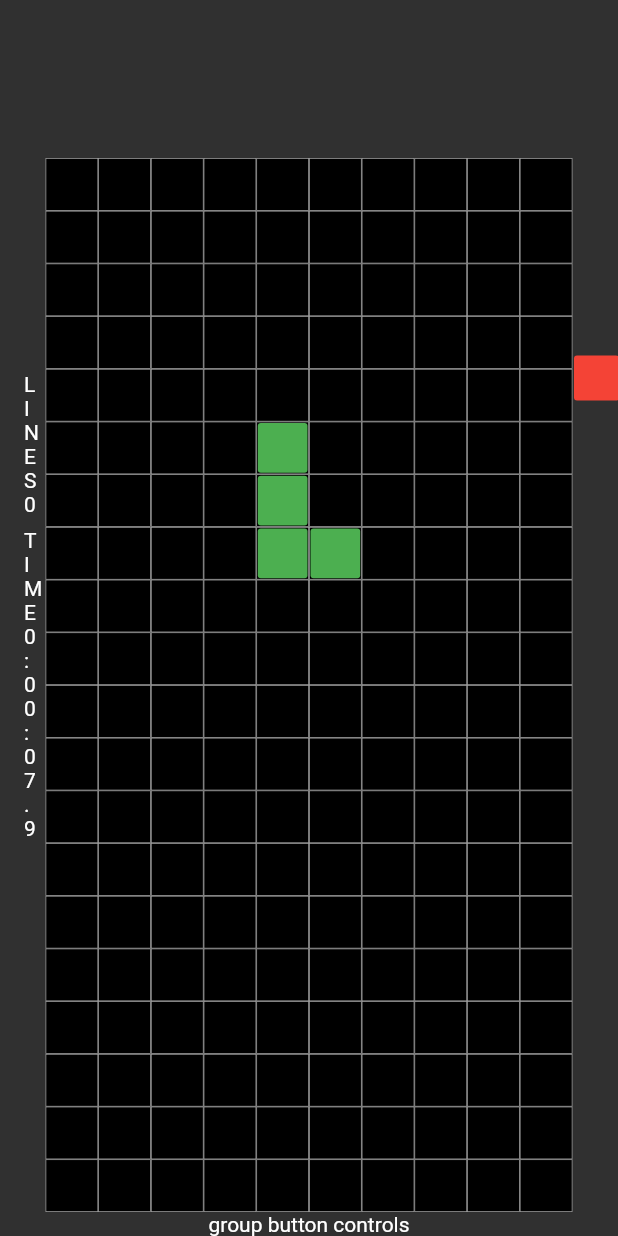
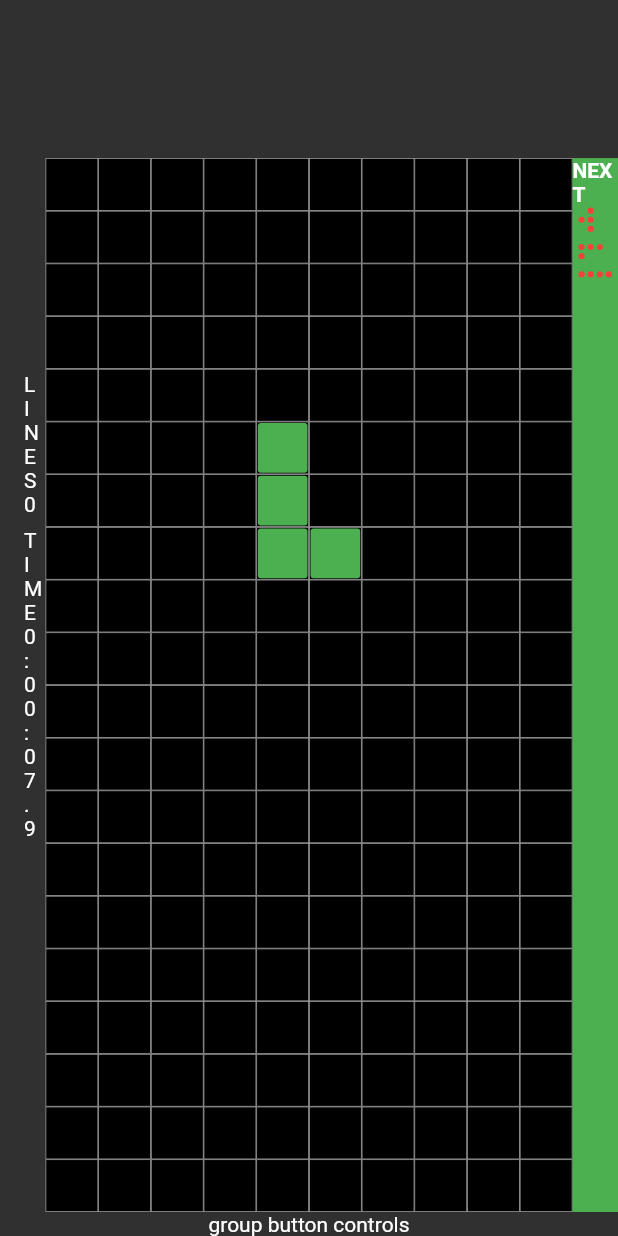
Before and after one commit to lvxduck/tetris-master, a Flutter app: the screen it shows after launch, on a phone screen of 412 x 824 dp. Run offline on Flutter 3.47's test engine with Material 2 defaults, Android fonts, the light colour scheme and no system bars.

Commit message:
init next blocks UI

```diff
--- a/lib/game/models/block.dart
+++ b/lib/game/models/block.dart
@@ -80,7 +80,7 @@ class IBlock extends Block {
             [Tile(0, 2), Tile(1, 2), Tile(2, 2), Tile(3, 2)],
           ],
           color: Colors.red,
-          orientationIndex: 0,
+          orientationIndex: orientationIndex,
         );
 }
 
--- a/lib/game/models/tile.dart
+++ b/lib/game/models/tile.dart
@@ -6,4 +6,9 @@ class Tile {
   int x;
   int y;
   Color color = Colors.red;
+
+  @override
+  String toString() {
+    return '$x, $y, $color';
+  }
 }
--- a/lib/game/pages/game/game.dart
+++ b/lib/game/pages/game/game.dart
@@ -1,11 +1,10 @@
 import 'dart:async';
 
 import 'package:flutter/material.dart';
-import 'package:tetris_master/game/models/block.dart';
 import 'package:tetris_master/game/pages/game/widgets/board.dart';
+import 'package:tetris_master/game/pages/game/widgets/next_blocks.dart';
 
 import '../../group_button_controls.dart';
-import 'widgets/block_widget.dart';
 
 class Game extends StatefulWidget {
   const Game({Key? key}) : super(key: key);
@@ -75,12 +74,11 @@ class _GameState extends State<Game> with SingleTickerProviderStateMixin {
                   ),
                 ),
                 Expanded(
-                  child: SizedBox(
-                    width: 80,
-                    height: 400,
-                    child: BlockWidget(
-                      block: TBlock(1),
-                      tileSize: 32,
+                  child: Align(
+                    alignment: Alignment.topLeft,
+                    child: NextBlocks(
+                      gameSize: gameSize,
+                      extraGameHeight: 3,
                     ),
                   ),
                 ),
--- a/lib/game/pages/game/widgets/block_widget.dart
+++ b/lib/game/pages/game/widgets/block_widget.dart
@@ -13,7 +13,10 @@ class BlockWidget extends StatelessWidget {
 
   @override
   Widget build(BuildContext context) {
-    return Stack(
+    return SizedBox(
+      width: tileSize * 4,
+      height: tileSize * 3,
+      child: Stack(
         children: block.currentTiles.map((e) {
           return Positioned(
             top: e.y * tileSize,
@@ -24,6 +27,7 @@ class BlockWidget extends StatelessWidget {
             ),
           );
         }).toList(),
+      ),
     );
   }
 }
--- /dev/null
+++ b/lib/game/pages/game/widgets/next_blocks.dart
@@ -0,0 +1,49 @@
+import 'package:flutter/material.dart';
+
+import '../../../models/block.dart';
+import 'block_widget.dart';
+
+class NextBlocks extends StatelessWidget {
+  const NextBlocks({
+    Key? key,
+    required this.gameSize,
+    required this.extraGameHeight,
+  }) : super(key: key);
+
+  final Size gameSize;
+  final int extraGameHeight;
+
+  @override
+  Widget build(BuildContext context) {
+    return LayoutBuilder(builder: (context, box) {
+      final tileSize = box.maxWidth / 5;
+      return Container(
+        margin: EdgeInsets.only(
+          top: box.maxHeight / (gameSize.height + extraGameHeight) * 3,
+        ),
+        color: Colors.green,
+        alignment: Alignment.center,
+        child: Column(
+          children: [
+            const Text(
+              'NEXT',
+              style: TextStyle(fontWeight: FontWeight.bold),
+            ),
+            BlockWidget(
+              block: TBlock(1),
+              tileSize: tileSize,
+            ),
+            BlockWidget(
+              block: LBlock(1),
+              tileSize: tileSize,
+            ),
+            BlockWidget(
+              block: IBlock(1),
+              tileSize: tileSize,
+            ),
+          ],
+        ),
+      );
+    });
+  }
+}
```
Lines whose indentation alone changed are shown as unchanged.
